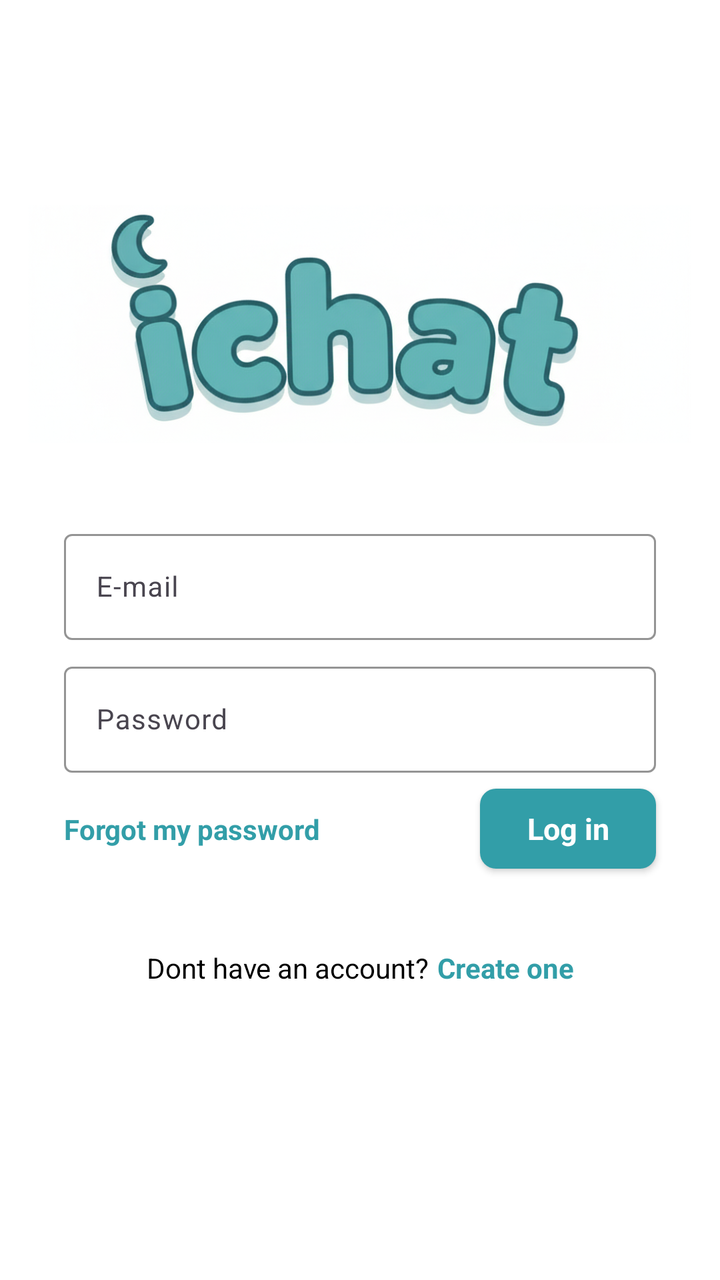
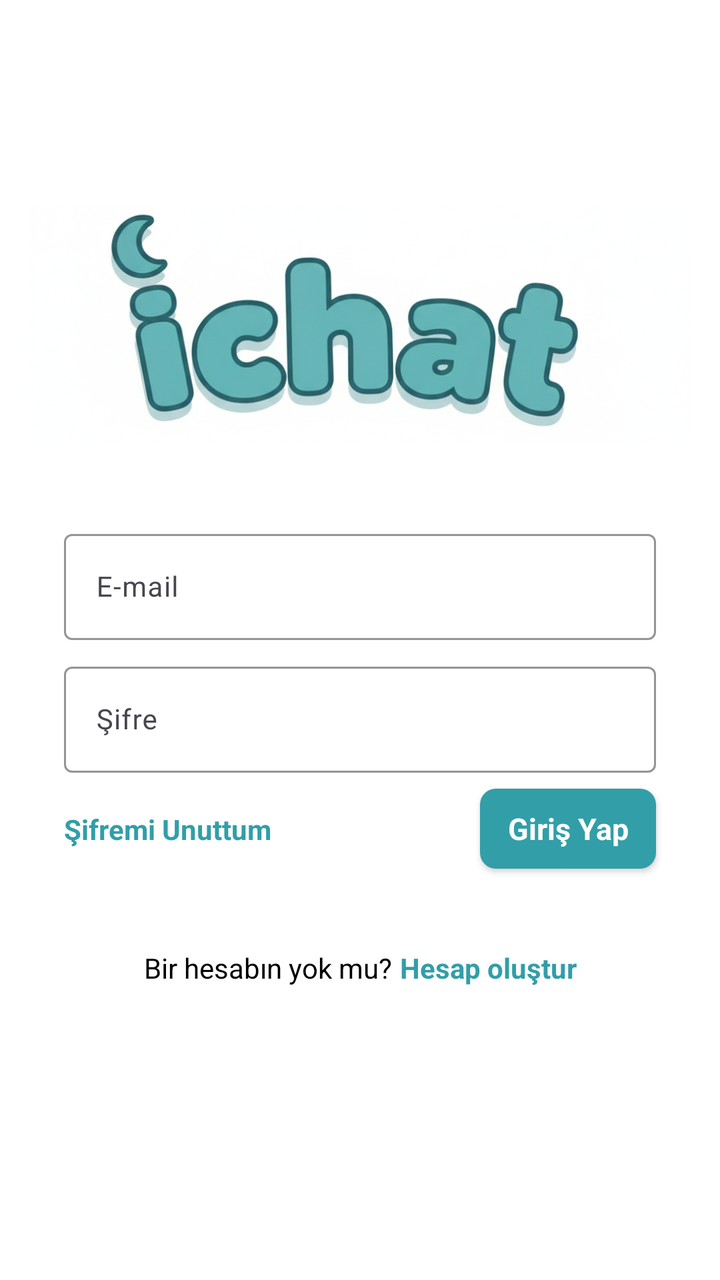

An Android layout rendered at two revisions. The XML below is the earlier revision; the diff shows what the commit changed to produce the second picture.
<!-- AndroidManifest.xml: application theme Theme.ChatApp -->
<!-- res/layout/fragment_login_page.xml -->
<?xml version="1.0" encoding="utf-8"?>
<ScrollView xmlns:android="http://schemas.android.com/apk/res/android"
    xmlns:app="http://schemas.android.com/apk/res-auto"
    xmlns:tools="http://schemas.android.com/tools"
    android:layout_width="match_parent"
    android:layout_height="match_parent"
    android:background="@color/white"
    android:fillViewport="true"
    tools:context=".fragments.LoginPage">

    <androidx.constraintlayout.widget.ConstraintLayout
        android:layout_width="match_parent"
        android:layout_height="match_parent">

        <ImageView
            android:id="@+id/logo"
            android:layout_width="0dp"
            android:layout_height="200dp"
            android:layout_marginEnd="14dp"
            android:scaleType="fitCenter"
            android:src="@drawable/logo"
            app:layout_constraintBottom_toTopOf="@+id/eMailTextFieldBox"
            app:layout_constraintEnd_toEndOf="parent"
            app:layout_constraintHorizontal_bias="0.0"
            app:layout_constraintStart_toStartOf="parent" />

        <com.google.android.material.textfield.TextInputLayout
            android:id="@+id/eMailTextFieldBox"
            style="@style/ThemeOverlay.Material3.AutoCompleteTextView.OutlinedBox"
            android:layout_width="match_parent"
            android:layout_height="wrap_content"
            android:layout_marginStart="32dp"

            android:layout_marginEnd="32dp"
            app:boxStrokeColor="@color/primary"
            app:layout_constraintBottom_toTopOf="@id/guideVertical"
            app:layout_constraintEnd_toEndOf="parent"
            app:layout_constraintStart_toStartOf="parent">

            <EditText
                android:id="@+id/eMailTextField"
                style="@style/primaryTextStyle"
                android:layout_width="match_parent"
                android:layout_height="wrap_content"
                android:hint="@string/eMail" />


        </com.google.android.material.textfield.TextInputLayout>


        <com.google.android.material.textfield.TextInputLayout
            android:id="@+id/passwordTextFieldBox"
            style="@style/ThemeOverlay.Material3.AutoCompleteTextView.OutlinedBox"
            android:layout_width="match_parent"
            android:layout_height="wrap_content"
            android:layout_marginStart="32dp"
            android:layout_marginTop="8dp"
            android:layout_marginEnd="32dp"
            app:boxStrokeColor="@color/primary"
            app:layout_constraintEnd_toEndOf="parent"
            app:layout_constraintStart_toStartOf="parent"
            app:layout_constraintTop_toBottomOf="@id/guideVertical">

            <EditText
                android:id="@+id/passwordTextField"
                style="@style/primaryTextStyle"
                android:layout_width="match_parent"
                android:layout_height="wrap_content"
                android:hint="@string/password" />

        </com.google.android.material.textfield.TextInputLayout>


        <androidx.appcompat.widget.AppCompatButton
            android:id="@+id/girisYap"
            style="@style/primaryTextStyleOnBackground"
            android:layout_width="wrap_content"
            android:layout_height="40dp"
            android:layout_marginTop="8dp"
            android:background="@drawable/button_style"
            android:text="@string/login"
            android:textAllCaps="false"
            android:textSize="15sp"
            android:textStyle="bold"
            app:layout_constraintEnd_toEndOf="@+id/eMailTextFieldBox"
            app:layout_constraintTop_toBottomOf="@+id/passwordTextFieldBox" />


        <TextView
            android:id="@+id/forgotPassword"
            style="@style/primaryTextStyle"
            android:layout_width="wrap_content"
            android:layout_height="wrap_content"
            android:text="@string/forgot_password"
            android:textColor="@color/primary"
            android:textStyle="bold"
            app:layout_constraintBottom_toBottomOf="@+id/girisYap"
            app:layout_constraintStart_toStartOf="@+id/passwordTextFieldBox"
            app:layout_constraintTop_toTopOf="@+id/girisYap" />

        <androidx.constraintlayout.widget.Guideline
            android:id="@+id/guide"
            android:layout_width="match_parent"
            android:layout_height="wrap_content"
            android:orientation="vertical"
            app:layout_constraintGuide_end="189dp" />

        <androidx.constraintlayout.widget.Guideline
            android:id="@+id/guideVertical"
            android:layout_width="match_parent"
            android:layout_height="wrap_content"
            android:orientation="horizontal"
            app:layout_constraintGuide_percent="0.5" />

        <LinearLayout
            android:layout_width="wrap_content"
            android:layout_height="wrap_content"
            app:layout_constraintEnd_toEndOf="@+id/girisYap"
            app:layout_constraintStart_toStartOf="@+id/forgotPassword"
            app:layout_constraintTop_toBottomOf="@+id/girisYap">

            <TextView
                android:id="@+id/tex"
                style="@style/primaryTextStyle"
                android:layout_width="wrap_content"
                android:layout_height="wrap_content"
                android:layout_marginTop="40dp"
                android:text="@string/create_account_head"
                android:textColor="@color/black" />

            <TextView
                android:id="@+id/createAccount"
                style="@style/primaryTextStyle"
                android:layout_width="wrap_content"
                android:layout_height="wrap_content"
                android:layout_marginStart="4dp"
                android:layout_marginTop="40dp"
                android:text="@string/create_account"
                android:textColor="@color/primary"
                android:textStyle="bold"/>


        </LinearLayout>




    </androidx.constraintlayout.widget.ConstraintLayout>


</ScrollView>
<!-- resources referenced by this layout -->
<resources>
  <color name="black">#FF000000</color>
  <color name="primary">#329ea8</color>
  <color name="white">#FFFFFFFF</color>
  <!-- drawable button_style (drawable) -->
  <?xml version="1.0" encoding="utf-8"?>
  <selector xmlns:android="http://schemas.android.com/apk/res/android">
  
      <item>
          <shape>
              <solid android:color="@color/primary"/>
              <corners android:radius="8dp"/>
          </shape>
      </item>
  
  </selector>
  <!-- drawable logo: png bitmap (drawable, 413113 bytes) -->
  <string name="create_account">Create one</string>
  <string name="create_account_head">Dont have an account?</string>
  <string name="eMail">E-mail</string>
  <string name="forgot_password">Forgot my password</string>
  <string name="login">Log in</string>
  <string name="password">Password</string>
  <style name="primaryTextStyle">
          <item name="android:textSize">14sp</item>
          <item name="android:textColor">@color/textColor</item>
          <item name="fontFamily">@font/hostgrotesk</item>
      </style>
  <style name="primaryTextStyleOnBackground">
          <item name="android:textSize">14sp</item>
          <item name="android:textColor">@color/white</item>
          <item name="fontFamily">@font/hostgrotesk</item>
      </style>
  <style name="Theme.ChatApp" parent="Base.Theme.ChatApp" />
  <color name="textColor">#000000</color>
  <style name="Base.Theme.ChatApp" parent="Theme.Material3.DayNight.NoActionBar">
          <item name="android:windowSoftInputMode">adjustResize</item>
      </style>
</resources>

<!-- the commit's change to res/layout/fragment_login_page.xml (unified diff, before → after) -->
@@ -6,7 +6,7 @@
     android:layout_height="match_parent"
     android:background="@color/white"
     android:fillViewport="true"
-    tools:context=".fragments.LoginPage">
+    tools:context=".fragments.internet.LoginPage">
 
     <androidx.constraintlayout.widget.ConstraintLayout
         android:layout_width="match_parent"
<!-- resource entries referenced after the edit -->
@@ -16,12 +16,12 @@
   
   </selector>
   <!-- drawable logo: png bitmap (drawable, 413113 bytes) -->
-  <string name="create_account">Create one</string>
-  <string name="create_account_head">Dont have an account?</string>
+  <string name="create_account">Hesap oluştur</string>
+  <string name="create_account_head">Bir hesabın yok mu?</string>
   <string name="eMail">E-mail</string>
-  <string name="forgot_password">Forgot my password</string>
-  <string name="login">Log in</string>
-  <string name="password">Password</string>
+  <string name="forgot_password">Şifremi Unuttum</string>
+  <string name="login">Giriş Yap</string>
+  <string name="password">Şifre</string>
   <style name="primaryTextStyle">
           <item name="android:textSize">14sp</item>
           <item name="android:textColor">@color/textColor</item>
